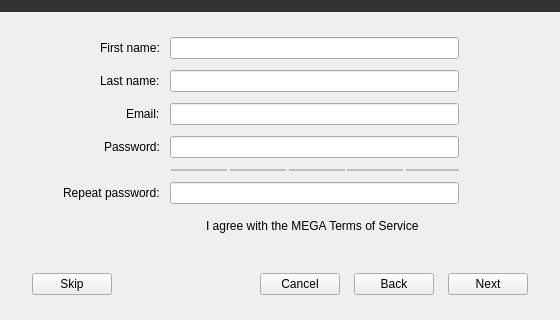
Old version of the form src/MEGASync/gui/macx/SetupWizard.ui in the repository meganz/MEGAsync; both pictures show x 0 to 560 and y 140 to 460 of the 560 by 460 pixel window.
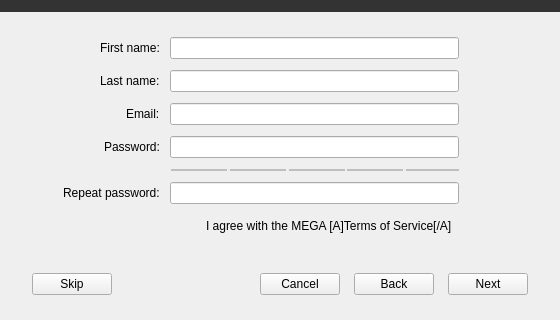
New version of the form. Icons and pictures are not drawn. Custom widgets are drawn as their Qt base class.

What changed in the file:
```diff
--- a/src/MEGASync/gui/macx/SetupWizard.ui
+++ b/src/MEGASync/gui/macx/SetupWizard.ui
@@ -828,7 +828,7 @@
                 <string notr="true"/>
                </property>
                <property name="text">
-                <string>I agree with the MEGA &lt;A&gt;Terms of Service&lt;/A&gt;</string>
+                <string>I agree with the MEGA [A]Terms of Service[/A]</string>
                </property>
                <property name="textFormat">
                 <enum>Qt::RichText</enum>
```
